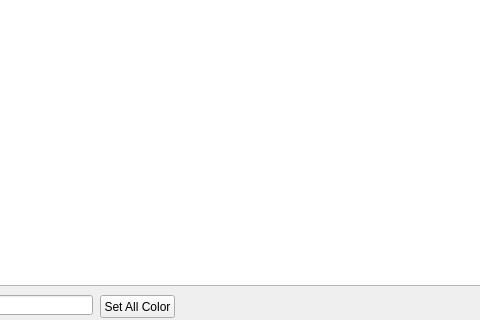
First picture: the form in dialogEditor.ui, repository ycdevbdsp/BDSP-worddatagen, before the edit; both pictures show x 620 to 1100 and y 245 to 565 of the 1475 by 565 pixel window.
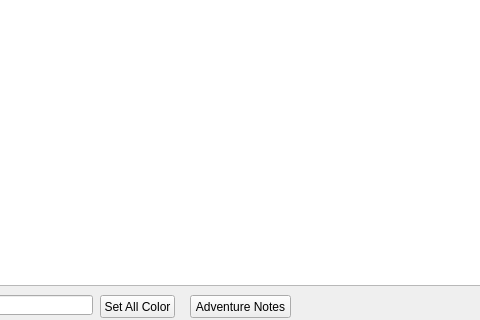
Second picture: the form after the edit.

```diff
--- a/dialogEditor.ui
+++ b/dialogEditor.ui
@@ -342,6 +342,19 @@
     <string>Set All Color</string>
    </property>
   </widget>
+  <widget class="QPushButton" name="btnAdventureNotes">
+   <property name="geometry">
+    <rect>
+     <x>810</x>
+     <y>540</y>
+     <width>101</width>
+     <height>23</height>
+    </rect>
+   </property>
+   <property name="text">
+    <string>Adventure Notes</string>
+   </property>
+  </widget>
  </widget>
  <resources/>
  <connections/>
```
